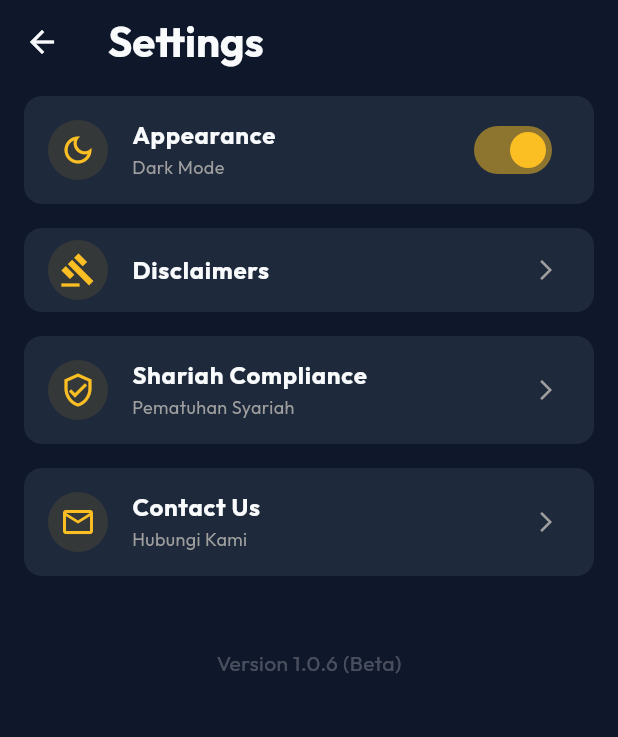
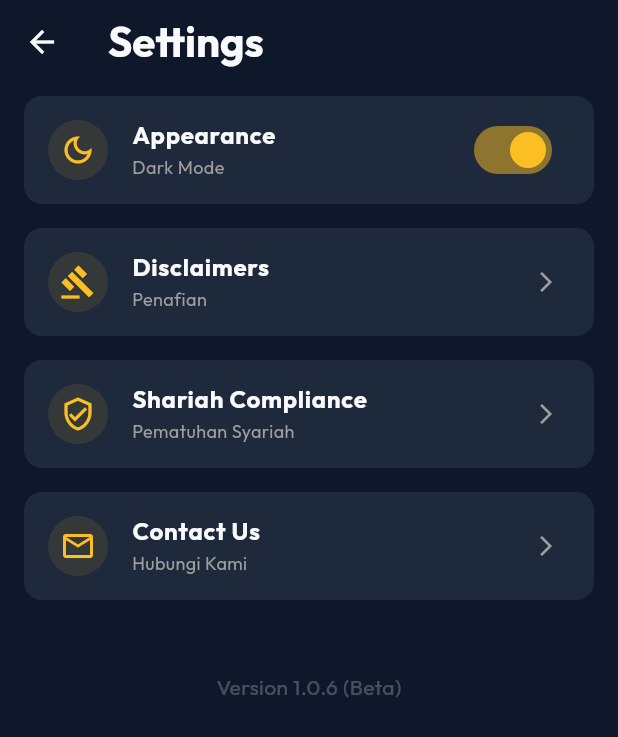
Before and after one commit to HKindaichi/pg-gold-price-api, a Flutter app: the SettingsScreen screen opened directly, on a phone screen of 412 x 824 dp. Shown: the top 737 px of the screen. Run offline on Flutter 3.47's test engine with Material 3 defaults, Android fonts, the phone set to English and light mode, and no system bars; our stand-ins replace csv, fl_chart, google_fonts, shared_preferences; accounts and stored records are empty; network calls fail.

Commit message:
Add 'Penafian' subtitle to Disclaimers setting

```diff
--- a/gold_price_flutter/lib/screens/settings_screen.dart
+++ b/gold_price_flutter/lib/screens/settings_screen.dart
@@ -42,6 +42,7 @@ class SettingsScreen extends StatelessWidget {
             context,
             icon: Icons.gavel_outlined,
             title: "Disclaimers",
+            subtitle: "Penafian",
             onTap: () {
               Navigator.push(
                 context,
```
